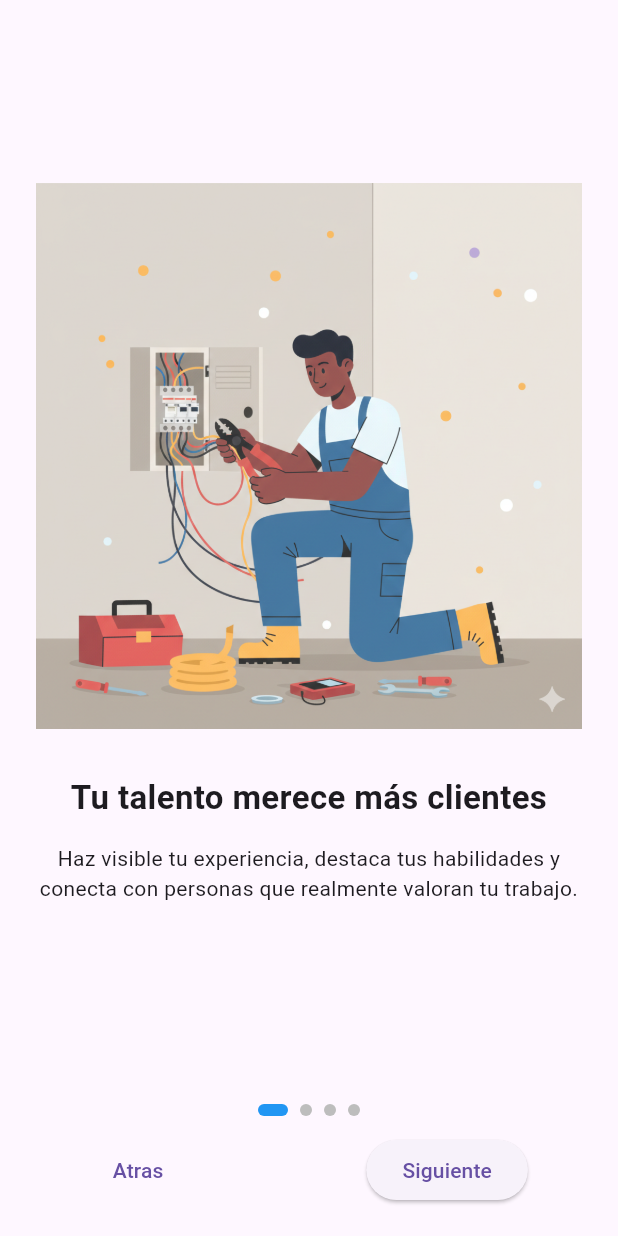
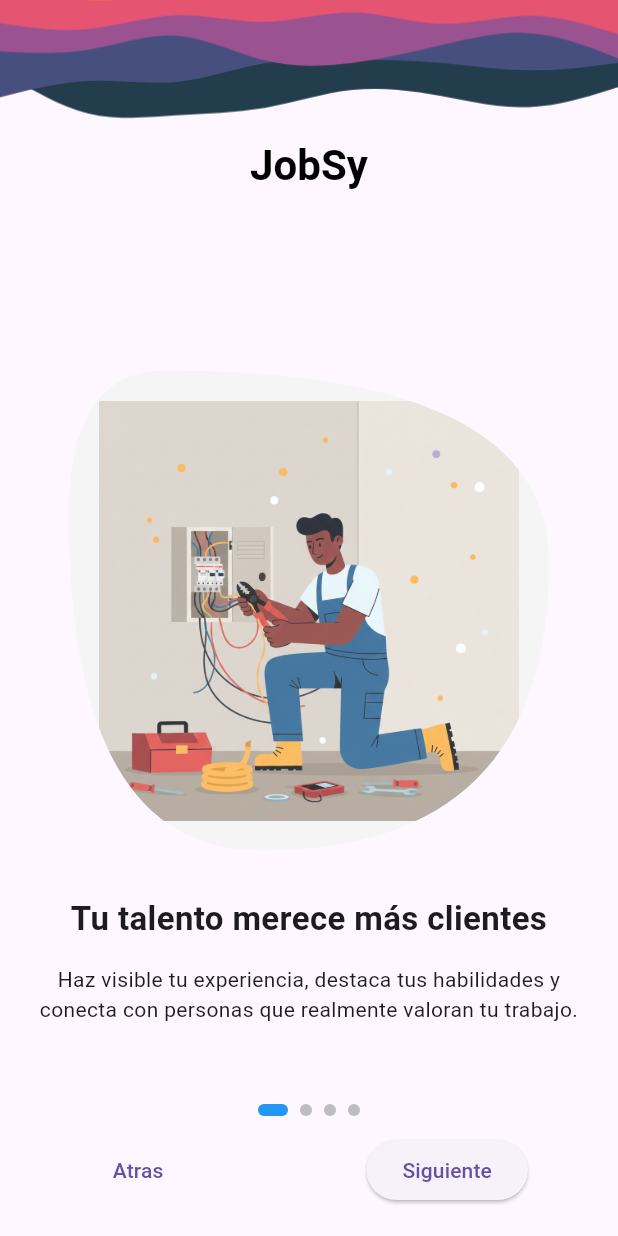
Before and after one commit to Borys1no/JobSy, a Flutter app: the WorkerOnboardingPage widget shown alone on an empty page, opened directly, on a phone screen of 412 x 824 dp. Run offline on Flutter 3.47's test engine with Material 3 defaults, Android fonts, the phone set to English and light mode, and no system bars; our stand-ins replace flutter_riverpod, shared_preferences, supabase_flutter; accounts and stored records are empty; network calls fail.

Commit message:
Se le anadio el brackgorund superior, de definieron los colores y se le dio estilos a las imagenes

```diff
--- /dev/null
+++ b/lib/core/constants/app_constants.dart
@@ -0,0 +1,3 @@
+class AppConstants {
+  static const String appName = "JobSy";
+}
--- /dev/null
+++ b/lib/core/theme/app_theme.dart
@@ -0,0 +1,40 @@
+import 'package:flutter/material.dart';
+
+class AppTheme {
+  //Colors
+
+  static const Color primary = Color(0xFFFD802E);
+  static const Color secondary = Color(0xFF233D4C);
+  static const Color background = Color(0xFFF5F7FA);
+
+  static ThemeData lightTheme = ThemeData(
+    useMaterial3: true,
+    // Principal colors
+    colorScheme: ColorScheme.fromSeed(
+      seedColor: primary,
+      primary: primary,
+      secondary: secondary,
+    ),
+    scaffoldBackgroundColor: background,
+    //Global fonts
+    textTheme: const TextTheme(
+      headlineLarge: TextStyle(fontSize: 32, fontWeight: FontWeight.bold),
+      headlineMedium: TextStyle(fontSize: 24, fontWeight: FontWeight.bold),
+      bodyLarge: TextStyle(fontSize: 16),
+      bodyMedium: TextStyle(fontSize: 14),
+    ),
+    //Global buttom styles
+    elevatedButtonTheme: ElevatedButtonThemeData(
+      style: ElevatedButton.styleFrom(
+        backgroundColor: primary,
+        foregroundColor: Colors.white,
+        minimumSize: const Size(double.infinity, 50),
+        shape: RoundedRectangleBorder(borderRadius: BorderRadius.circular(12)),
+      ),
+    ),
+    //Inputs
+    inputDecorationTheme: InputDecorationTheme(
+      border: OutlineInputBorder(borderRadius: BorderRadius.circular(12)),
+    ),
+  );
+}
--- /dev/null
+++ b/lib/core/widgets/blob_image.dart
@@ -0,0 +1,90 @@
+import 'package:flutter/material.dart';
+
+class BlobImage extends StatelessWidget {
+  final String imagePath;
+  final double height;
+  final int variant;
+
+  const BlobImage({
+    super.key,
+    required this.imagePath,
+    this.height = 320,
+    this.variant = 0,
+  });
+
+  @override
+  Widget build(BuildContext context) {
+    return Center(
+      child: ClipPath(
+        clipper: SoftBlobClipper(variant),
+        child: Container(
+          height: height,
+          width: height, // 👈 cuadrado controlado
+          padding: const EdgeInsets.all(20), // 👈 espacio interno
+          color: Colors.grey.shade100, // fondo suave
+          child: Image.asset(
+            imagePath,
+            fit: BoxFit.contain, // 👈 NO cover
+          ),
+        ),
+      ),
+    );
+  }
+}
+
+class SoftBlobClipper extends CustomClipper<Path> {
+  final int variant;
+
+  SoftBlobClipper(this.variant);
+
+  @override
+  Path getClip(Size size) {
+    final path = Path();
+
+    switch (variant % 3) {
+      case 0:
+        path.moveTo(size.width * 0.2, 0);
+        path.quadraticBezierTo(size.width, 0, size.width, size.height * 0.4);
+        path.quadraticBezierTo(
+          size.width,
+          size.height,
+          size.width * 0.4,
+          size.height,
+        );
+        path.quadraticBezierTo(0, size.height, 0, size.height * 0.3);
+        path.quadraticBezierTo(0, 0, size.width * 0.2, 0);
+        break;
+
+      case 1:
+        path.moveTo(size.width * 0.3, 0);
+        path.quadraticBezierTo(size.width, 0, size.width, size.height * 0.5);
+        path.quadraticBezierTo(
+          size.width,
+          size.height,
+          size.width * 0.5,
+          size.height,
+        );
+        path.quadraticBezierTo(0, size.height, 0, size.height * 0.5);
+        path.quadraticBezierTo(0, 0, size.width * 0.3, 0);
+        break;
+
+      default:
+        path.moveTo(size.width * 0.25, 0);
+        path.quadraticBezierTo(size.width, 0, size.width, size.height * 0.6);
+        path.quadraticBezierTo(
+          size.width * 0.8,
+          size.height,
+          size.width * 0.3,
+          size.height,
+        );
+        path.quadraticBezierTo(0, size.height * 0.8, 0, size.height * 0.4);
+        path.quadraticBezierTo(0, 0, size.width * 0.25, 0);
+    }
+
+    path.close();
+    return path;
+  }
+
+  @override
+  bool shouldReclip(CustomClipper<Path> oldClipper) => false;
+}
--- /dev/null
+++ b/lib/core/widgets/top_background_layout.dart
@@ -0,0 +1,48 @@
+import 'package:flutter/material.dart';
+import 'package:jobsy/core/constants/app_constants.dart';
+
+class TopBackgroundLayout extends StatelessWidget {
+  final Widget child;
+  final String title;
+  final double heightFactor;
+
+  const TopBackgroundLayout({
+    super.key,
+    required this.child,
+    required this.title,
+    this.heightFactor = 0.30,
+  });
+  @override
+  Widget build(BuildContext context) {
+    final screenHeight = MediaQuery.of(context).size.height;
+
+    return Scaffold(
+      body: Stack(
+        children: [
+          Container(
+            height: 220,
+            decoration: BoxDecoration(
+              image: DecorationImage(
+                image: AssetImage("assets/images/worker/top_bg.png"),
+                fit: BoxFit.cover,
+              ),
+            ),
+            child: Center(
+              child: Text(
+                title,
+                style: Theme.of(context).textTheme.headlineMedium?.copyWith(
+                  color: Colors.black,
+                  fontWeight: FontWeight.bold,
+                ),
+              ),
+            ),
+          ),
+          Padding(
+            padding: EdgeInsets.only(top: screenHeight * (heightFactor - 0.05)),
+            child: child,
+          ),
+        ],
+      ),
+    );
+  }
+}
--- a/lib/features/worker/presentation/pages/worker_onboarding_page.dart
+++ b/lib/features/worker/presentation/pages/worker_onboarding_page.dart
@@ -1,6 +1,10 @@
 import 'package:flutter/material.dart';
+import 'package:jobsy/core/widgets/blob_image.dart';
 import 'package:shared_preferences/shared_preferences.dart';
 import 'package:jobsy/features/worker/presentation/pages/complete_profile_page.dart';
+import 'package:jobsy/core/constants/app_constants.dart';
+import 'package:jobsy/core/widgets/top_background_layout.dart';
+import 'package:jobsy/core/widgets/blob_image.dart';
 
 class WorkerOnboardingPage extends StatefulWidget {
   const WorkerOnboardingPage({super.key});
@@ -72,8 +76,9 @@ class _WorkerOnboardingPageState extends State<WorkerOnboardingPage> {
 
   @override
   Widget build(BuildContext context) {
-    return Scaffold(
-      body: Column(
+    return TopBackgroundLayout(
+      title: AppConstants.appName,
+      child: Column(
         children: [
           Expanded(
             child: PageView.builder(
@@ -90,7 +95,11 @@ class _WorkerOnboardingPageState extends State<WorkerOnboardingPage> {
                   child: Column(
                     mainAxisAlignment: MainAxisAlignment.center,
                     children: [
-                      Image.asset(pages[index]["image"]!),
+                      BlobImage(
+                        imagePath: pages[index]["image"]!,
+                        variant: index,
+                      ),
+
                       const SizedBox(height: 30),
                       Text(
                         pages[index]["title"]!,
```
Also changed, not shown: assets/images/worker/top_bg.png (added).
